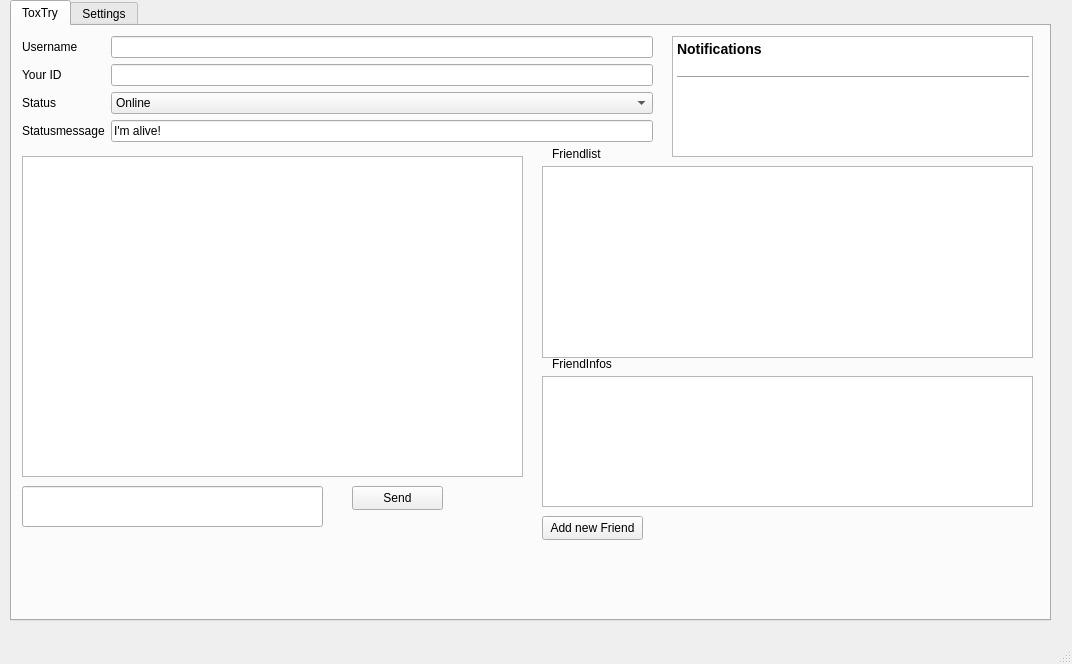
Qt form ui/main.ui (hersche/tryToxic) before a commit.
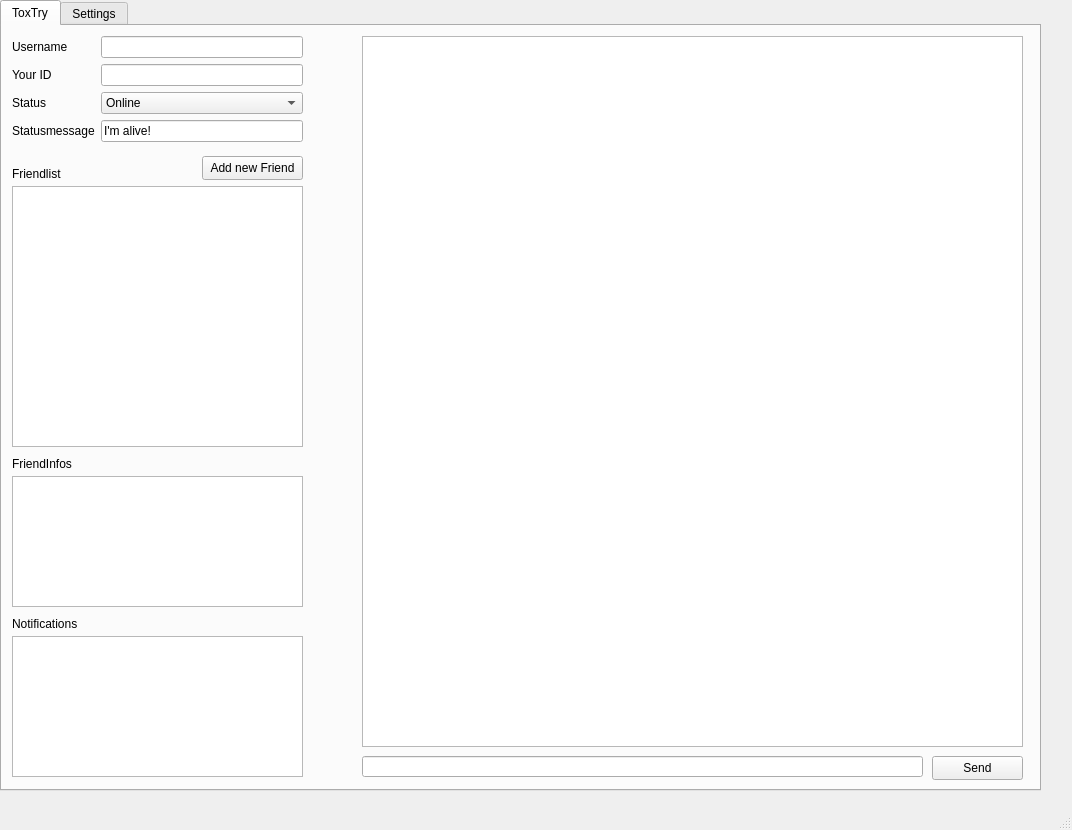
The same form after that commit. Icons and pictures are not drawn.

The edit to the form file:
```diff
--- a/ui/main.ui
+++ b/ui/main.ui
@@ -7,7 +7,7 @@
     <x>0</x>
     <y>0</y>
     <width>1072</width>
-    <height>664</height>
+    <height>830</height>
    </rect>
   </property>
   <property name="windowTitle">
@@ -17,10 +17,10 @@
    <widget class="QTabWidget" name="mainTab">
     <property name="geometry">
      <rect>
-      <x>10</x>
+      <x>0</x>
       <y>0</y>
       <width>1041</width>
-      <height>621</height>
+      <height>791</height>
      </rect>
     </property>
     <property name="sizePolicy">
@@ -43,12 +43,18 @@
      <widget class="QTextEdit" name="toxTryChat">
       <property name="geometry">
        <rect>
-        <x>10</x>
-        <y>130</y>
-        <width>501</width>
-        <height>321</height>
+        <x>360</x>
+        <y>10</y>
+        <width>661</width>
+        <height>711</height>
        </rect>
       </property>
+      <property name="frameShape">
+       <enum>QFrame::StyledPanel</enum>
+      </property>
+      <property name="frameShadow">
+       <enum>QFrame::Sunken</enum>
+      </property>
       <property name="readOnly">
        <bool>true</bool>
       </property>
@@ -56,18 +62,18 @@
      <widget class="QLineEdit" name="toxTrySendText">
       <property name="geometry">
        <rect>
-        <x>10</x>
-        <y>460</y>
-        <width>301</width>
-        <height>41</height>
+        <x>360</x>
+        <y>730</y>
+        <width>561</width>
+        <height>21</height>
        </rect>
       </property>
      </widget>
      <widget class="QPushButton" name="toxTrySendButton">
       <property name="geometry">
        <rect>
-        <x>340</x>
-        <y>460</y>
+        <x>930</x>
+        <y>730</y>
         <width>91</width>
         <height>24</height>
        </rect>
@@ -79,10 +85,10 @@
      <widget class="QListWidget" name="toxTryFriends">
       <property name="geometry">
        <rect>
-        <x>530</x>
-        <y>140</y>
-        <width>491</width>
-        <height>192</height>
+        <x>10</x>
+        <y>160</y>
+        <width>291</width>
+        <height>261</height>
        </rect>
       </property>
      </widget>
@@ -91,7 +97,7 @@
        <rect>
         <x>10</x>
         <y>10</y>
-        <width>631</width>
+        <width>291</width>
         <height>107</height>
        </rect>
       </property>
@@ -161,8 +167,8 @@
      <widget class="QLabel" name="label_44">
       <property name="geometry">
        <rect>
-        <x>540</x>
-        <y>120</y>
+        <x>10</x>
+        <y>140</y>
         <width>101</width>
         <height>16</height>
        </rect>
@@ -174,8 +180,8 @@
      <widget class="QLabel" name="label_45">
       <property name="geometry">
        <rect>
-        <x>540</x>
-        <y>330</y>
+        <x>10</x>
+        <y>430</y>
         <width>111</width>
         <height>16</height>
        </rect>
@@ -187,9 +193,9 @@
      <widget class="QTextEdit" name="toxTryFriendInfos">
       <property name="geometry">
        <rect>
-        <x>530</x>
-        <y>350</y>
-        <width>491</width>
+        <x>10</x>
+        <y>450</y>
+        <width>291</width>
         <height>131</height>
        </rect>
       </property>
@@ -206,10 +212,10 @@
      <widget class="QTextEdit" name="toxTryNotifications">
       <property name="geometry">
        <rect>
-        <x>660</x>
-        <y>10</y>
-        <width>361</width>
-        <height>121</height>
+        <x>10</x>
+        <y>610</y>
+        <width>291</width>
+        <height>141</height>
        </rect>
       </property>
       <property name="documentTitle">
@@ -225,17 +231,15 @@
        <string>&lt;!DOCTYPE HTML PUBLIC &quot;-//W3C//DTD HTML 4.0//EN&quot; &quot;http://www.w3.org/TR/REC-html40/strict.dtd&quot;&gt;
 &lt;html&gt;&lt;head&gt;&lt;meta name=&quot;qrichtext&quot; content=&quot;1&quot; /&gt;&lt;style type=&quot;text/css&quot;&gt;
 p, li { white-space: pre-wrap; }
-&lt;/style&gt;&lt;/head&gt;&lt;body style=&quot; font-family:'Ubuntu'; font-size:9pt; font-weight:400; font-style:normal;&quot;&gt;
-&lt;p style=&quot; margin-top:14px; margin-bottom:12px; margin-left:0px; margin-right:0px; -qt-block-indent:0; text-indent:0px;&quot;&gt;&lt;span style=&quot; font-size:large; font-weight:600;&quot;&gt;Notifications&lt;/span&gt;&lt;/p&gt;
-&lt;hr /&gt;
+&lt;/style&gt;&lt;/head&gt;&lt;body style=&quot; font-family:'Sans Serif'; font-size:9pt; font-weight:400; font-style:normal;&quot;&gt;
 &lt;p style=&quot;-qt-paragraph-type:empty; margin-top:0px; margin-bottom:0px; margin-left:0px; margin-right:0px; -qt-block-indent:0; text-indent:0px;&quot;&gt;&lt;br /&gt;&lt;/p&gt;&lt;/body&gt;&lt;/html&gt;</string>
       </property>
      </widget>
      <widget class="QPushButton" name="toxTryNewFriendRequest">
       <property name="geometry">
        <rect>
-        <x>530</x>
-        <y>490</y>
+        <x>200</x>
+        <y>130</y>
         <width>101</width>
         <height>24</height>
        </rect>
@@ -244,6 +248,19 @@
        <string>Add new Friend</string>
       </property>
      </widget>
+     <widget class="QLabel" name="label_47">
+      <property name="geometry">
+       <rect>
+        <x>10</x>
+        <y>590</y>
+        <width>111</width>
+        <height>16</height>
+       </rect>
+      </property>
+      <property name="text">
+       <string>Notifications</string>
+      </property>
+     </widget>
     </widget>
     <widget class="QWidget" name="settings">
      <attribute name="title">
```
Left out of the diff: 20 changed lines with no effect on the pictures.
